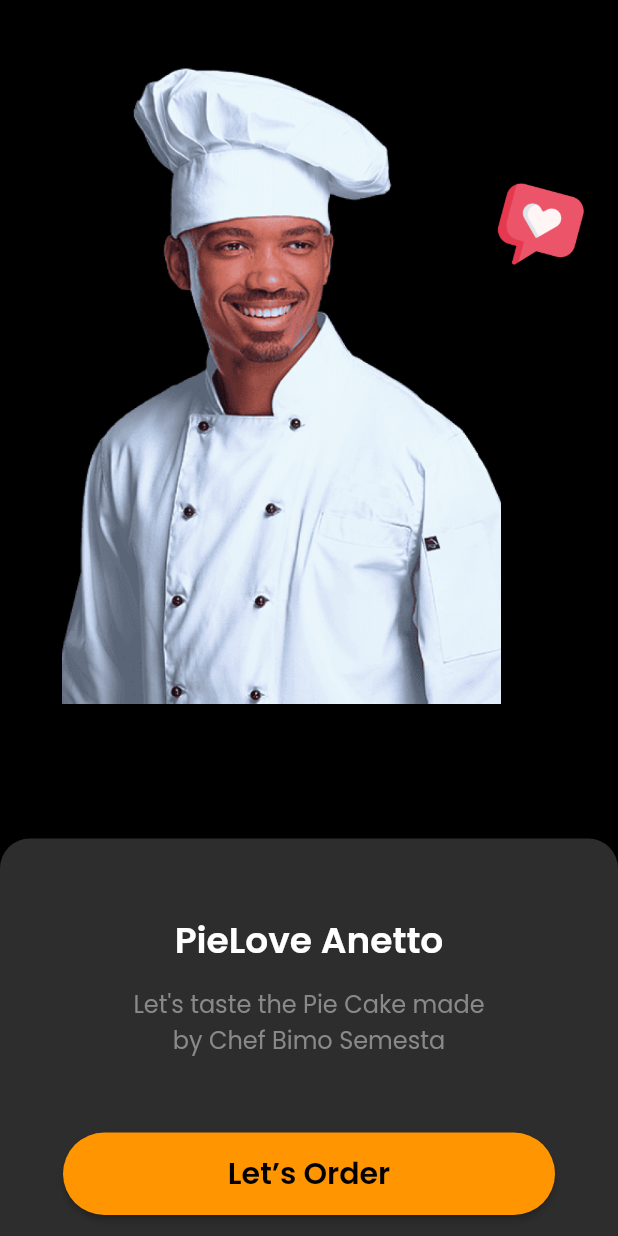
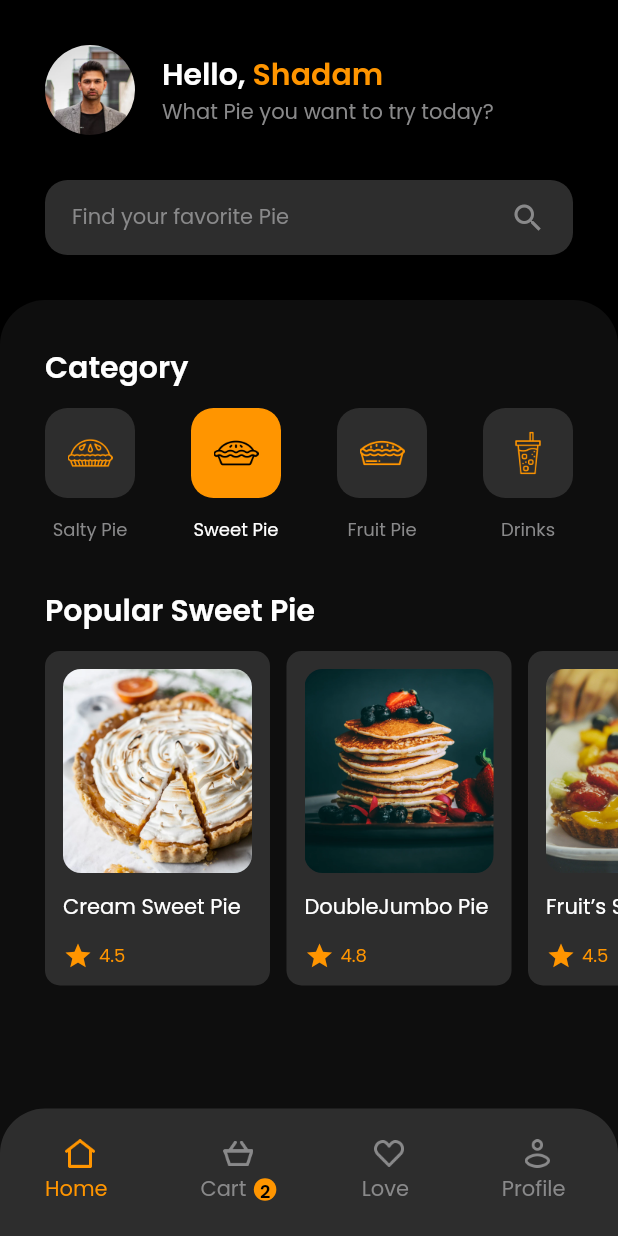
Before and after one commit to Syahro/pie_cake_dark, a Flutter app: the screen it shows after launch, after a tap on "Let’s Order", on a phone screen of 412 x 824 dp. Run offline on Flutter 3.47's test engine with Material 2 defaults, Android fonts, the phone set to English and light mode, and no system bars; our stand-ins replace google_fonts.

Commit message:
done modified homePage and add some assets or support

```diff
--- /dev/null
+++ b/lib/page/home_page.dart
@@ -0,0 +1,211 @@
+import 'package:flutter/material.dart';
+import 'package:pie_cake_dark/theme.dart';
+import 'package:pie_cake_dark/widget/category_card.dart';
+import 'package:pie_cake_dark/widget/floating_button.dart';
+import 'package:pie_cake_dark/widget/popular_pie_card.dart';
+
+class HomePage extends StatelessWidget {
+  @override
+  Widget build(BuildContext context) {
+    return Scaffold(
+      floatingActionButton: FloatingButton(),
+      floatingActionButtonLocation: FloatingActionButtonLocation.centerDocked,
+      backgroundColor: blackColor,
+      body: ListView(
+        children: [
+          Padding(
+            padding: EdgeInsets.all(defaultMargin),
+            child: Row(
+              children: [
+                ClipRRect(
+                  borderRadius: BorderRadius.circular(30),
+                  child: Image.asset(
+                    'assets/user.png',
+                    width: 60,
+                    height: 60,
+                    fit: BoxFit.cover,
+                  ),
+                ),
+                SizedBox(
+                  width: 18,
+                ),
+                Column(
+                  crossAxisAlignment: CrossAxisAlignment.start,
+                  children: [
+                    Text.rich(
+                      TextSpan(
+                        text: 'Hello, ',
+                        style: titleTextStyle.copyWith(
+                          fontSize: 20,
+                          color: whiteColor,
+                        ),
+                        children: [
+                          TextSpan(
+                            text: 'Shadam',
+                            style: titleTextStyle.copyWith(
+                              fontSize: 20,
+                              color: orangeColor,
+                            ),
+                          ),
+                        ],
+                      ),
+                    ),
+                    Text(
+                      'What Pie you want to try today?',
+                      style: subTitleTextstyle.copyWith(
+                        fontSize: 14,
+                      ),
+                    ),
+                  ],
+                ),
+              ],
+            ),
+          ),
+          Padding(
+            padding: EdgeInsets.only(
+              left: defaultMargin,
+              right: defaultMargin,
+              bottom: defaultMargin,
+            ),
+            child: Container(
+              height: 50,
+              width: MediaQuery.of(context).size.width,
+              decoration: BoxDecoration(
+                color: semiBlackColor,
+                borderRadius: BorderRadius.circular(15),
+              ),
+              child: Padding(
+                padding: EdgeInsets.symmetric(horizontal: 18),
+                child: Row(
+                  mainAxisAlignment: MainAxisAlignment.spaceBetween,
+                  children: [
+                    Text(
+                      'Find your favorite Pie',
+                      style: subTitleTextstyle.copyWith(
+                        fontSize: 14,
+                        color: darkGreyColor,
+                      ),
+                    ),
+                    Icon(
+                      Icons.search,
+                      color: darkGreyColor,
+                    ),
+                  ],
+                ),
+              ),
+            ),
+          ),
+          Container(
+            height: 600,
+            width: MediaQuery.of(context).size.width,
+            decoration: BoxDecoration(
+              color: semiBlackColor.withOpacity(0.3),
+              borderRadius: BorderRadius.vertical(
+                top: Radius.circular(30),
+              ),
+            ),
+            child: Column(
+              crossAxisAlignment: CrossAxisAlignment.start,
+              children: [
+                Padding(
+                  padding: EdgeInsets.only(
+                    top: defaultMargin,
+                    right: defaultMargin,
+                    left: defaultMargin,
+                  ),
+                  child: Column(
+                    crossAxisAlignment: CrossAxisAlignment.start,
+                    children: [
+                      Text(
+                        'Category',
+                        style: titleTextStyle.copyWith(
+                          fontSize: 20,
+                        ),
+                      ),
+                      SizedBox(
+                        height: 12,
+                      ),
+                      Row(
+                        mainAxisAlignment: MainAxisAlignment.spaceBetween,
+                        children: [
+                          CategoryCard(
+                            imageUrl: 'assets/salty_pie.png',
+                            name: 'Salty Pie',
+                            isActive: false,
+                          ),
+                          CategoryCard(
+                            imageUrl: 'assets/sweet_pie.png',
+                            name: 'Sweet Pie',
+                            isActive: true,
+                          ),
+                          CategoryCard(
+                            imageUrl: 'assets/fruit_pie.png',
+                            name: 'Fruit Pie',
+                            isActive: false,
+                          ),
+                          CategoryCard(
+                            imageUrl: 'assets/drink.png',
+                            name: 'Drinks',
+                            isActive: false,
+                          ),
+                        ],
+                      ),
+                      SizedBox(
+                        height: 30,
+                      ),
+                      Text(
+                        'Popular Sweet Pie',
+                        style: titleTextStyle.copyWith(
+                          fontSize: 20,
+                        ),
+                      ),
+                    ],
+                  ),
+                ),
+                SizedBox(
+                  height: 12,
+                ),
+                Padding(
+                  padding: EdgeInsets.only(
+                    left: defaultMargin,
+                  ),
+                  child: SingleChildScrollView(
+                    scrollDirection: Axis.horizontal,
+                    child: Row(
+                      children: [
+                        PopularPieCard(
+                          imageUrl: 'assets/cream_sweet_pie.png',
+                          name: 'Cream Sweet Pie',
+                          star: '4.5',
+                        ),
+                        SizedBox(
+                          width: 11,
+                        ),
+                        PopularPieCard(
+                          imageUrl: 'assets/double_jumbo_pie.png',
+                          name: 'DoubleJumbo Pie',
+                          star: '4.8',
+                        ),
+                        SizedBox(
+                          width: 11,
+                        ),
+                        PopularPieCard(
+                          imageUrl: 'assets/fruit_small_pie.png',
+                          name: 'Fruit’s Small Pie',
+                          star: '4.5',
+                        ),
+                        SizedBox(
+                          width: defaultMargin,
+                        ),
+                      ],
+                    ),
+                  ),
+                )
+              ],
+            ),
+          )
+        ],
+      ),
+    );
+  }
+}
--- a/lib/page/splash_screen.dart
+++ b/lib/page/splash_screen.dart
@@ -1,4 +1,5 @@
 import 'package:flutter/material.dart';
+import 'package:pie_cake_dark/page/home_page.dart';
 import 'package:pie_cake_dark/theme.dart';
 
 class SplashScreen extends StatelessWidget {
@@ -71,7 +72,14 @@ class SplashScreen extends StatelessWidget {
                         height: 55,
                         width: MediaQuery.of(context).size.width - (2 * 42),
                         child: RaisedButton(
-                          onPressed: () {},
+                          onPressed: () {
+                            Navigator.push(
+                              context,
+                              MaterialPageRoute(builder: (context) {
+                                return HomePage();
+                              }),
+                            );
+                          },
                           color: orangeColor,
                           shape: RoundedRectangleBorder(
                             borderRadius: BorderRadius.circular(30),
--- a/lib/theme.dart
+++ b/lib/theme.dart
@@ -6,6 +6,8 @@ Color semiBlackColor = Color(0XFF2D2D2D);
 Color darkGreyColor = Color(0XFF89898A);
 Color orangeColor = Color(0XFFFF9500);
 Color whiteColor = Color(0XFFFFFFFF);
+
+final double defaultMargin = 30.0;
 
 TextStyle titleTextStyle = GoogleFonts.poppins(
   fontSize: 24,
--- /dev/null
+++ b/lib/widget/category_card.dart
@@ -0,0 +1,48 @@
+import 'package:flutter/foundation.dart';
+import 'package:flutter/material.dart';
+import 'package:pie_cake_dark/theme.dart';
+
+class CategoryCard extends StatelessWidget {
+  final String imageUrl;
+  final String name;
+  final bool isActive;
+
+  CategoryCard({
+    this.imageUrl,
+    this.name,
+    this.isActive,
+  });
+  @override
+  Widget build(BuildContext context) {
+    return Column(
+      children: [
+        Container(
+          height: 60,
+          width: 60,
+          decoration: BoxDecoration(
+            color: (isActive) ? orangeColor : semiBlackColor,
+            borderRadius: BorderRadius.circular(15),
+          ),
+          child: Center(
+            child: Image.asset(
+              imageUrl,
+              width: 30,
+              height: 30,
+              color: (isActive) ? blackColor : orangeColor,
+            ),
+          ),
+        ),
+        SizedBox(
+          height: 12,
+        ),
+        Text(
+          name,
+          style: subTitleTextstyle.copyWith(
+            fontSize: 12,
+            color: (isActive) ? whiteColor : darkGreyColor,
+          ),
+        ),
+      ],
+    );
+  }
+}
--- /dev/null
+++ b/lib/widget/floating_button.dart
@@ -0,0 +1,55 @@
+import 'package:flutter/material.dart';
+import 'package:pie_cake_dark/theme.dart';
+import 'package:pie_cake_dark/widget/menu_bottom.dart';
+
+class FloatingButton extends StatelessWidget {
+  @override
+  Widget build(BuildContext context) {
+    return Container(
+      height: 85,
+      width: MediaQuery.of(context).size.width,
+      decoration: BoxDecoration(
+        color: semiBlackColor,
+        borderRadius: BorderRadius.vertical(
+          top: Radius.circular(30),
+        ),
+      ),
+      child: Padding(
+        padding: EdgeInsets.symmetric(horizontal: 30),
+        child: Row(
+          mainAxisAlignment: MainAxisAlignment.spaceBetween,
+          children: [
+            MenuBottom(
+              imageUrl: 'assets/home.png',
+              menuName: 'Home',
+              isActive: true,
+              isNew: false,
+              countNew: 0,
+            ),
+            MenuBottom(
+              imageUrl: 'assets/cart.png',
+              menuName: 'Cart',
+              isActive: false,
+              isNew: true,
+              countNew: 2,
+            ),
+            MenuBottom(
+              imageUrl: 'assets/ilove.png',
+              menuName: 'Love',
+              isActive: false,
+              isNew: false,
+              countNew: 0,
+            ),
+            MenuBottom(
+              imageUrl: 'assets/profil.png',
+              menuName: 'Profile',
+              isActive: false,
+              isNew: false,
+              countNew: 0,
+            ),
+          ],
+        ),
+      ),
+    );
+  }
+}
--- /dev/null
+++ b/lib/widget/menu_bottom.dart
@@ -0,0 +1,68 @@
+import 'package:flutter/material.dart';
+import 'package:pie_cake_dark/theme.dart';
+
+class MenuBottom extends StatelessWidget {
+  final String imageUrl;
+  final String menuName;
+  final bool isActive;
+  final bool isNew;
+  final int countNew;
+
+  MenuBottom({
+    this.imageUrl,
+    this.menuName,
+    this.isActive,
+    this.isNew,
+    this.countNew,
+  });
+  @override
+  Widget build(BuildContext context) {
+    return Column(
+      mainAxisAlignment: MainAxisAlignment.center,
+      children: [
+        Image.asset(
+          imageUrl,
+          width: 20,
+          height: 19,
+          color:(isActive) ? orangeColor : darkGreyColor,
+        ),
+        SizedBox(
+          height: 4,
+        ),
+        Row(
+          children: [
+            Text(
+              menuName,
+              style: subTitleTextstyle.copyWith(
+                fontSize: 14,
+                color: (isActive) ? orangeColor : darkGreyColor,
+              ),
+            ),
+            SizedBox(
+              width: 5,
+            ),
+            (isNew)
+                ? Container(
+                    height: 15,
+                    width: 15,
+                    decoration: BoxDecoration(
+                      color: orangeColor,
+                      borderRadius: BorderRadius.circular(10),
+                    ),
+                    child: Center(
+                      child: Text(
+                        '$countNew',
+                        style: titleTextStyle.copyWith(
+                          color: blackColor,
+                          fontSize: 12,
+                        ),
+                      ),
+                    ),
+                  )
+                : Container(),
+          ],
+        )
+      ],
+    );
+  }
+}
--- /dev/null
+++ b/lib/widget/popular_pie_card.dart
@@ -0,0 +1,71 @@
+import 'package:flutter/material.dart';
+import 'package:pie_cake_dark/theme.dart';
+
+class PopularPieCard extends StatelessWidget {
+  final String imageUrl;
+  final String name;
+  final String star;
+
+  PopularPieCard({
+    this.imageUrl,
+    this.name,
+    this.star,
+  });
+  @override
+  Widget build(BuildContext context) {
+    return Container(
+      height: 223,
+      width: 150,
+      padding: EdgeInsets.all(12),
+      decoration: BoxDecoration(
+        color: semiBlackColor,
+        borderRadius: BorderRadius.circular(10),
+      ),
+      child: Column(
+        crossAxisAlignment: CrossAxisAlignment.start,
+        children: [
+          ClipRRect(
+            borderRadius: BorderRadius.circular(12),
+            child: Image.asset(
+              imageUrl,
+              fit: BoxFit.cover,
+              width: 126,
+              height: 136,
+            ),
+          ),
+          SizedBox(
+            height: 12,
+          ),
+          Text(
+            name,
+            style: subTitleTextstyle.copyWith(
+              fontSize: 14,
+              color: whiteColor,
+            ),
+          ),
+          SizedBox(
+            height: 12,
+          ),
+          Row(
+            crossAxisAlignment: CrossAxisAlignment.center,
+            children: [
+              Icon(
+                Icons.star,
+                color: orangeColor,
+                size: 20,
+              ),
+              SizedBox(
+                width: 4,
+              ),
+              Text(
+                star,
+                style: subTitleTextstyle.copyWith(
+                    fontSize: 12, color: orangeColor),
+              )
+            ],
+          )
+        ],
+      ),
+    );
+  }
+}
```
Also changed, not shown: assets/user.png (added).
